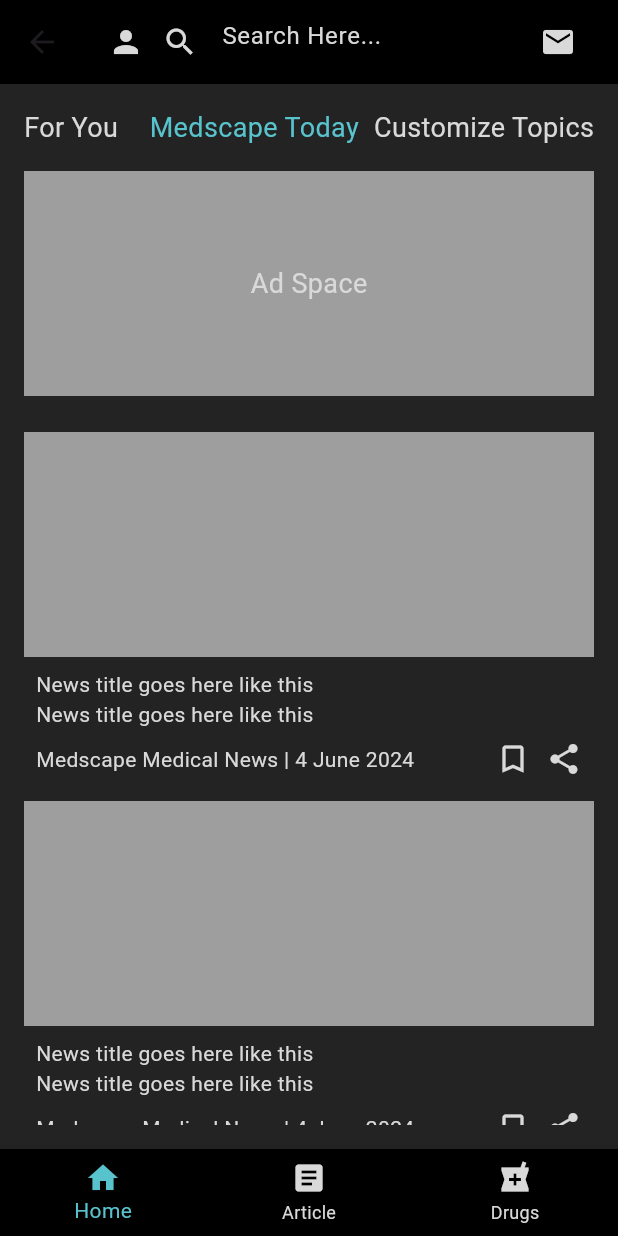
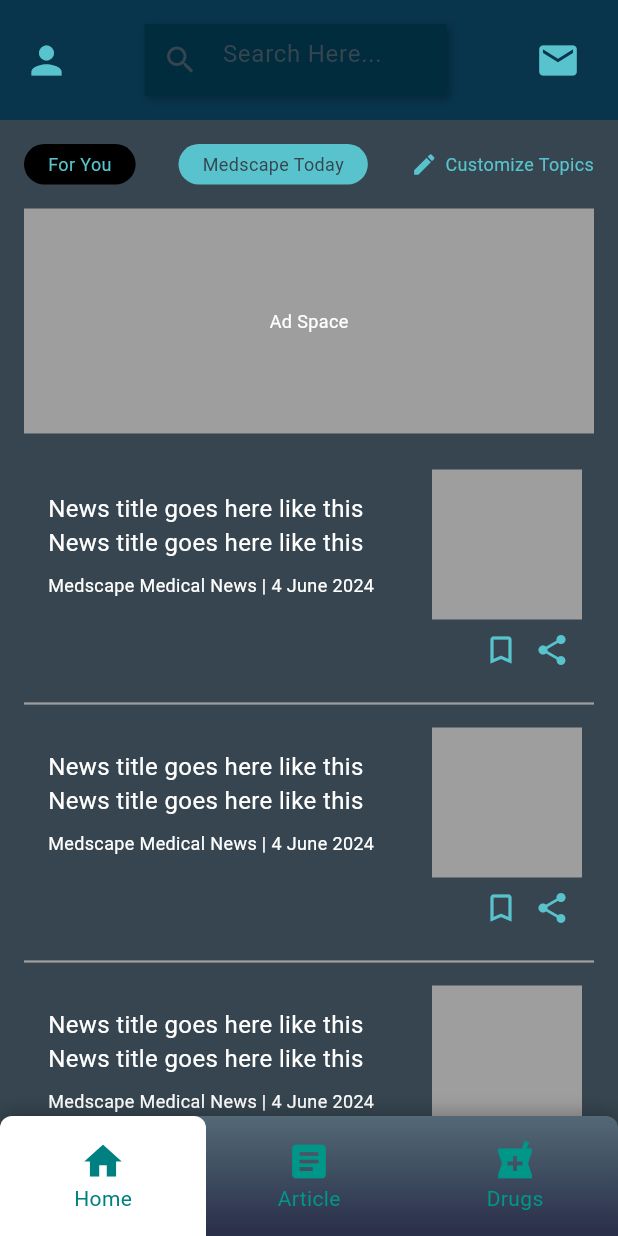
Before and after one commit to DewanggaHaryonoP/medscape-mobapps, a Flutter app: the HomeScreen screen opened by its route, on a phone screen of 412 x 824 dp. Run offline on Flutter 3.47's test engine with Material 3 defaults, Android fonts, the phone set to English and light mode, and no system bars; our stand-ins replace firebase_auth, firebase_core, shared_preferences; accounts and stored records are empty; Roboto replaces fonts that are missing (SF Pro Display); project files that could hold a hidden picture were left out.

Commit message:
fixed home screen ui/ux

```diff
--- a/lib/global_variables.dart
+++ b/lib/global_variables.dart
@@ -6,6 +6,8 @@ const Color darkGrey = Color(0xFF232323);
 const Color white = Color(0xFFD9D9D9);
 const Color darkBlue = Color(0xFF08344c);
 const Color cream = Color(0xFFE7E2D2);
+const Color darklightblue = Color(0xFF002C3D);
+const Color grey = Color(0xFF36454F);
 
 const String logoFont = 'Metafiz Demo';
 const String bodyFont = 'SF Pro Display';
--- a/lib/screens/home_screen.dart
+++ b/lib/screens/home_screen.dart
@@ -2,65 +2,106 @@ import 'package:flutter/material.dart';
 import '../global_variables.dart';
 import 'articles_screen.dart'; // Import the ArticlesPage
 
-class HomeScreen extends StatelessWidget {
+class HomeScreen extends StatefulWidget {
+  @override
+  _HomeScreenState createState() => _HomeScreenState();
+}
+
+class _HomeScreenState extends State<HomeScreen> {
+  int _selectedTopIndex = 0;
+  int _selectedIndex = 0;
+
+  void _onTopItemTapped(int index) {
+    setState(() {
+      _selectedTopIndex = index;
+    });
+  }
+
+  void _onItemTapped(int index) {
+    setState(() {
+      _selectedIndex = index;
+    });
+    if (index == 1) {
+      Navigator.push(
+        context,
+        MaterialPageRoute(builder: (context) => ArticlesPage()),
+      );
+    }
+  }
+
   @override
   Widget build(BuildContext context) {
     return Scaffold(
-      backgroundColor: darkGrey,
+      backgroundColor: grey,
       appBar: AppBar(
-        backgroundColor: black,
+        automaticallyImplyLeading: false,
+        backgroundColor: darkBlue, // darklightblue
         elevation: 0,
+        toolbarHeight: 80, // Adjust the height of the AppBar
         title: Row(
           children: [
-            Icon(Icons.person, color: white),
+            Icon(Icons.person, color: teal, size: 30), // teal and bigger
+            Spacer(), // Add space before the search bar
             Expanded(
+              flex:
+                  4, // Adjust the flex value to control the width of the search bar
+              child: Container(
+                decoration: BoxDecoration(
+                  boxShadow: [
+                    BoxShadow(
+                      color: Colors.black26,
+                      blurRadius: 4.0,
+                      offset: Offset(2.0, 2.0),
+                    ),
+                  ],
+                ),
                 child: TextField(
-                style: TextStyle(color: white, fontFamily: bodyFont),
+                  style: TextStyle(color: grey, fontFamily: bodyFont),
                   decoration: InputDecoration(
                     hintText: 'Search Here...',
-                  hintStyle: TextStyle(color: white, fontFamily: bodyFont),
+                    hintStyle: TextStyle(color: grey, fontFamily: bodyFont),
                     border: InputBorder.none,
-                  prefixIcon: Icon(Icons.search, color: white),
+                    prefixIcon: Icon(Icons.search, color: grey),
+                    filled: true,
+                    fillColor: darklightblue, // darkblue
                   ),
                 ),
               ),
+            ),
+            Spacer(), // Add space after the search bar
             IconButton(
-              icon: Icon(Icons.mail, color: white),
+              icon: Icon(Icons.mail, color: teal, size: 30), // teal and bigger
               onPressed: () {},
             ),
           ],
         ),
       ),
       body: Padding(
-        padding: const EdgeInsets.all(16.0),
+        padding: const EdgeInsets.symmetric(horizontal: 16.0),
         child: Column(
           children: [
-            Row(
+            Padding(
+              padding: const EdgeInsets.only(
+                  bottom: 16.0, top: 16.0), // Padding from top
+              child: Row(
                 mainAxisAlignment: MainAxisAlignment.spaceBetween,
                 children: [
-                Text(
-                  'For You',
-                  style: TextStyle(
-                      color: white, fontFamily: bodyFont, fontSize: 18),
-                ),
+                  _buildTopNavItem('For You', 0),
+                  _buildTopNavItem('Medscape Today', 1),
                   Row(
                     children: [
-                    Text(
-                      'Medscape Today',
-                      style: TextStyle(
-                          color: teal, fontFamily: bodyFont, fontSize: 18),
-                    ),
-                    SizedBox(width: 10),
+                      Icon(Icons.edit, color: teal, size: 18), // Pencil icon
+                      SizedBox(width: 5),
                       Text(
                         'Customize Topics',
                         style: TextStyle(
-                          color: white, fontFamily: bodyFont, fontSize: 18),
+                            color: teal, fontFamily: bodyFont, fontSize: 12),
                       ),
                     ],
                   ),
                 ],
               ),
-            SizedBox(height: 16),
+            ),
             Container(
               height: 150,
               color: Colors.grey, // Placeholder for the ad container
@@ -68,7 +109,7 @@ class HomeScreen extends StatelessWidget {
                 child: Text(
                   'Ad Space',
                   style: TextStyle(
-                      color: white, fontFamily: bodyFont, fontSize: 18),
+                      color: Colors.white, fontFamily: bodyFont, fontSize: 12),
                 ),
               ),
             ),
@@ -77,49 +118,68 @@ class HomeScreen extends StatelessWidget {
               child: ListView.builder(
                 itemCount: 4, // Adjust based on the number of items
                 itemBuilder: (context, index) {
-                  return Padding(
-                    padding: const EdgeInsets.symmetric(vertical: 8.0),
-                    child: Container(
-                      color: darkGrey,
+                  return Column(
+                    children: [
+                      Container(
+                        padding: const EdgeInsets.all(8.0),
                         child: Column(
                           crossAxisAlignment: CrossAxisAlignment.start,
                           children: [
+                            Row(
+                              children: [
+                                Expanded(
+                                  child: Padding(
+                                    padding: const EdgeInsets.all(8.0),
+                                    child: Column(
+                                      crossAxisAlignment:
+                                          CrossAxisAlignment.start,
+                                      children: [
+                                        Text(
+                                          'News title goes here like this\nNews title goes here like this',
+                                          style: TextStyle(
+                                              color: Colors.white,
+                                              fontFamily: bodyFont,
+                                              fontSize: 16),
+                                        ),
+                                        SizedBox(height: 8),
+                                        Text(
+                                          'Medscape Medical News | 4 June 2024',
+                                          style: TextStyle(
+                                              color: Colors.white,
+                                              fontFamily: bodyFont,
+                                              fontSize: 12),
+                                        ),
+                                      ],
+                                    ),
+                                  ),
+                                ),
                                 Container(
-                            height: 150,
-                            color: Colors.grey, // Placeholder for the image
+                                  height: 100,
+                                  width: 100,
+                                  color:
+                                      Colors.grey, // Placeholder for the image
+                                ),
+                              ],
                             ),
                             Padding(
                               padding: const EdgeInsets.all(8.0),
-                            child: Text(
-                              'News title goes here like this\nNews title goes here like this',
-                              style:
-                                  TextStyle(color: white, fontFamily: bodyFont),
-                            ),
-                          ),
-                          Padding(
-                            padding:
-                                const EdgeInsets.symmetric(horizontal: 8.0),
                               child: Row(
-                              mainAxisAlignment: MainAxisAlignment.spaceBetween,
+                                mainAxisAlignment: MainAxisAlignment.end,
                                 children: [
-                                Text(
-                                  'Medscape Medical News | 4 June 2024',
-                                  style: TextStyle(
-                                      color: white, fontFamily: bodyFont),
-                                ),
-                                Row(
-                                  children: [
-                                    Icon(Icons.bookmark_border, color: white),
+                                  Icon(Icons.bookmark_border, color: teal),
                                   SizedBox(width: 10),
-                                    Icon(Icons.share, color: white),
-                                  ],
-                                ),
+                                  Icon(Icons.share, color: teal),
                                 ],
                               ),
                             ),
                           ],
                         ),
                       ),
+                      Divider(
+                        color: Colors.grey,
+                        thickness: 1.5, // Line break thickness
+                      ), // Line break between articles
+                    ],
                   );
                 },
               ),
@@ -127,32 +187,89 @@ class HomeScreen extends StatelessWidget {
           ],
         ),
       ),
-      bottomNavigationBar: BottomNavigationBar(
-        backgroundColor: black,
-        selectedItemColor: teal,
-        unselectedItemColor: white,
-        items: [
-          BottomNavigationBarItem(
-            icon: Icon(Icons.home),
-            label: 'Home',
+      bottomNavigationBar: Container(
+        decoration: BoxDecoration(
+          gradient: LinearGradient(
+            colors: [Color(0xFF536976), Color(0xFF292E49)],
+            begin: Alignment.topCenter,
+            end: Alignment.bottomCenter,
           ),
-          BottomNavigationBarItem(
-            icon: Icon(Icons.article),
-            label: 'Article',
+          borderRadius: BorderRadius.only(
+            topLeft: Radius.circular(8),
+            topRight: Radius.circular(8),
           ),
-          BottomNavigationBarItem(
-            icon: Icon(Icons.local_pharmacy),
-            label: 'Drugs',
+          boxShadow: [
+            BoxShadow(
+              color: Colors.black26,
+              blurRadius: 10.0,
+              offset: Offset(0, -2),
             ),
           ],
-        onTap: (index) {
-          if (index == 1) {
-            Navigator.push(
-              context,
-              MaterialPageRoute(builder: (context) => ArticlesPage()),
+        ),
+        child: Row(
+          children: [
+            _buildNavItem(Icons.home, 'Home', 0),
+            _buildNavItem(Icons.article, 'Article', 1),
+            _buildNavItem(Icons.local_pharmacy, 'Drugs', 2),
+          ],
+        ),
+      ),
     );
   }
-        },
+
+  Widget _buildTopNavItem(String label, int index) {
+    bool isSelected = _selectedTopIndex == index;
+    return GestureDetector(
+      onTap: () => _onTopItemTapped(index),
+      child: Container(
+        padding: EdgeInsets.symmetric(vertical: 5.0, horizontal: 16.0),
+        decoration: BoxDecoration(
+          color: isSelected ? Colors.black : teal,
+          borderRadius: BorderRadius.circular(20),
+        ),
+        child: Text(
+          label,
+          style: TextStyle(
+            color: isSelected ? teal : grey,
+            fontFamily: bodyFont,
+            fontSize: 12, // Adjust the font size here
+          ),
+        ),
+      ),
+    );
+  }
+
+  Widget _buildNavItem(IconData icon, String label, int index) {
+    bool isSelected = _selectedIndex == index;
+    return Expanded(
+      child: GestureDetector(
+        onTap: () => _onItemTapped(index),
+        child: Container(
+          height: 80,
+          decoration: BoxDecoration(
+            color: isSelected ? Colors.white : Colors.transparent,
+            borderRadius: BorderRadius.only(
+              topLeft: Radius.circular(isSelected ? 8 : 0),
+              topRight: Radius.circular(isSelected ? 8 : 0),
+            ),
+          ),
+          child: Column(
+            mainAxisAlignment: MainAxisAlignment.center,
+            children: [
+              Icon(
+                icon,
+                size: 30,
+                color: isSelected ? Color(0xFF008080) : Colors.teal,
+              ),
+              Text(
+                label,
+                style: TextStyle(
+                  color: isSelected ? Color(0xFF008080) : Colors.teal,
+                ),
+              ),
+            ],
+          ),
+        ),
       ),
     );
   }
```
Lines whose indentation alone changed are shown as unchanged.
